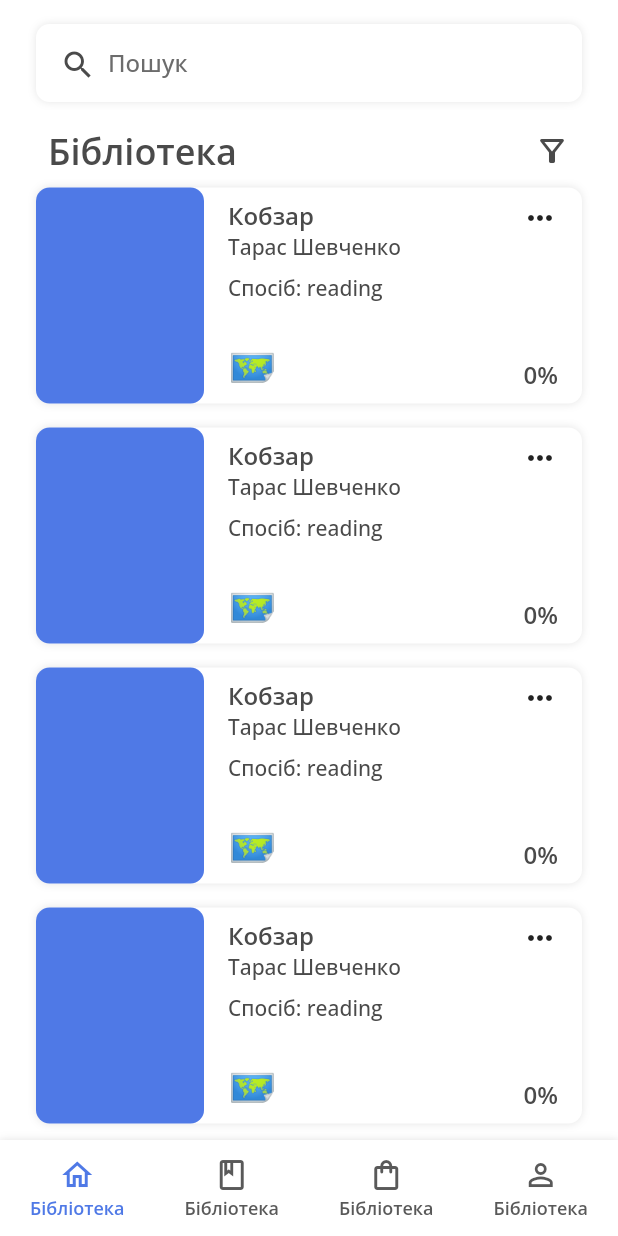
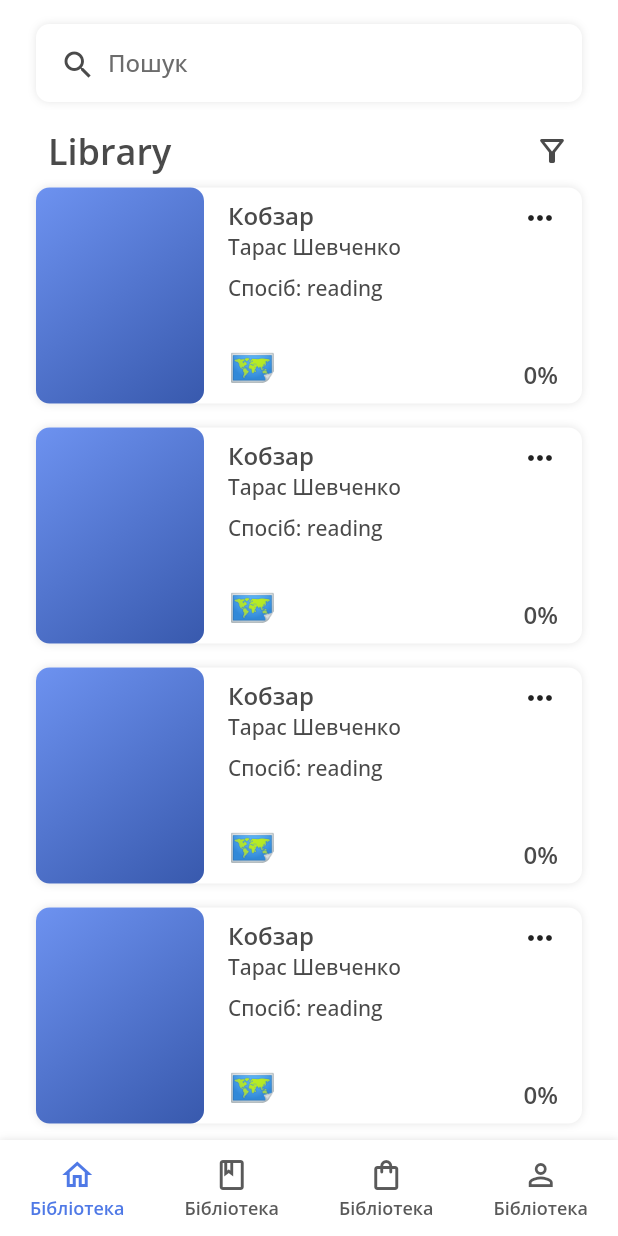
Before and after one commit to Misha737/lingoa, a Flutter app: the CorePage screen opened by its route, after a tap on the "keyboard control" icon, on a phone screen of 412 x 824 dp. Run offline on Flutter 3.47's test engine with Material 2 defaults, Android fonts, the phone set to English and light mode, and no system bars; our stand-ins replace adaptive_theme, auto_route, cloud_firestore, dartz, firebase_auth, firebase_core and 6 more; accounts and stored records are empty.

Commit message:
26.05.2022 Оновлення дизайну

```diff
--- a/lib/app/presentation/core/values/colors.dart
+++ b/lib/app/presentation/core/values/colors.dart
@@ -14,7 +14,7 @@ class ColorsLightTheme {
       const Color.fromARGB(100, 0, 0, 0).withOpacity(0.1);
   static final Color eclipse = Colors.black.withOpacity(0.6);
 
-  static RadialGradient gold = RadialGradient(
+  static final RadialGradient goldRadial = RadialGradient(
     center: Alignment.topLeft,
     colors: [
       // Colors.red,
@@ -24,4 +24,25 @@ class ColorsLightTheme {
     ],
     radius: 2.4,
   );
+  static final LinearGradient gold = LinearGradient(
+    begin: Alignment.topLeft,
+    end: Alignment.bottomRight,
+    stops: const [0.4, 0.8],
+    colors: [
+      // Colors.red,
+      const Color(0xFFFFEB85).withOpacity(0.8),
+      const Color(0xFFE7D46F).withOpacity(0.8),
+      // Colors.blue,
+    ],
+  );
+  static const LinearGradient blueGradient = LinearGradient(
+    begin: Alignment.topLeft,
+    end: Alignment.bottomRight,
+    colors: [
+      // Colors.red,
+      Color(0xFF6D92F0),
+      Color(0xFF3859AD),
+      // Colors.blue,
+    ],
+  );
 }
--- a/lib/app/presentation/core/values/dimensions.dart
+++ b/lib/app/presentation/core/values/dimensions.dart
@@ -17,6 +17,7 @@ class Dimensions {
   static const double miniBorderRadius = 6;
   static const double blurRadius = 4;
   static const double mainHorizontalPadding = 24;
+  static const double opacityText = 0.8;
   static final navigation = _Navigation();
   static final button = _Button();
   static final input = _Input();
@@ -48,6 +49,8 @@ class _Button {
   final double iconSize = 32;
   final double outlinedButtonHorizontal = 24;
   final double outlinedButtonVertical = 12;
+  final double diameterRound = 60;
+  final double iconSizeRound = 40;
 }
 
 class _Input {
--- a/lib/app/presentation/pages/core/home/home.dart
+++ b/lib/app/presentation/pages/core/home/home.dart
@@ -2,6 +2,8 @@ import 'package:flutter/material.dart';
 import 'package:lingoa/app/presentation/core/values/dimensions.dart';
 import 'package:lingoa/app/presentation/pages/core/home/widgets/library.dart';
 import 'package:lingoa/app/presentation/pages/core/widgets/search.dart';
+import 'package:lingoa/app/presentation/widgets/buttons/round_button.dart';
+import 'package:lingoa/generated/l10n.dart';
 
 class HomeBody extends StatelessWidget {
   const HomeBody({Key? key}) : super(key: key);
@@ -17,15 +19,19 @@ class HomeBody extends StatelessWidget {
         child: Center(
           child: Column(
             crossAxisAlignment: CrossAxisAlignment.center,
-            children: const [
-              SearchButton(),
+            children: [
+              const SearchButton(),
               LibraryCardsBook(
-                title: 'Бібліотека',
+                title: S().Library,
                 isNotPassed: true,
                 length: 5,
               ),
+              const SizedBox(height: Dimensions.d8),
+              RoundButton(
+                onTap: () {},
+              ),
               LibraryCardsBook(
-                title: 'Прочитано',
+                title: S().Read,
                 isNotPassed: false,
                 length: 2,
               ),
--- a/lib/app/presentation/pages/core/home/widgets/cards/card_book.dart
+++ b/lib/app/presentation/pages/core/home/widgets/cards/card_book.dart
@@ -37,7 +37,7 @@ class CardBook extends StatelessWidget {
                   height: MediaQuery.of(context).size.height,
                   width: Dimensions.cardBook.widthLeftContainer,
                   decoration: BoxDecoration(
-                    color: ColorsLightTheme.blue,
+                    gradient: ColorsLightTheme.blueGradient,
                     borderRadius:
                         BorderRadius.circular(Dimensions.borderRadius),
                   ),
@@ -49,7 +49,8 @@ class CardBook extends StatelessWidget {
                     child: Row(
                       mainAxisAlignment: MainAxisAlignment.spaceBetween,
                       children: [
-                        Column(
+                        Expanded(
+                          child: Column(
                             mainAxisAlignment: MainAxisAlignment.spaceBetween,
                             crossAxisAlignment: CrossAxisAlignment.start,
                             children: [
@@ -58,22 +59,27 @@ class CardBook extends StatelessWidget {
                                 children: [
                                   Text(
                                     book.name.getOrCrash(),
-                                  style: TextStyles.headline5
-                                      .copyWith(color: ColorsLightTheme.gray),
+                                    style: TextStyles.headline5.copyWith(
+                                      color: ColorsLightTheme.gray,
+                                    ),
                                   ),
                                   Text(
-                                  book.author
-                                      .fold(() => '', (a) => a.getOrCrash()),
-                                  style: TextStyles.headline6
-                                      .copyWith(color: ColorsLightTheme.gray),
+                                    book.author.fold(
+                                      () => '',
+                                      (a) => a.getOrCrash(),
+                                    ),
+                                    style: TextStyles.headline6.copyWith(
+                                      color: ColorsLightTheme.gray,
+                                    ),
                                   ),
                                   const SizedBox(
                                     height: Dimensions.d8,
                                   ),
                                   Text(
                                     'Спосіб: ${book.way.name}',
-                                  style: TextStyles.headline6
-                                      .copyWith(color: ColorsLightTheme.gray),
+                                    style: TextStyles.headline6.copyWith(
+                                      color: ColorsLightTheme.gray,
+                                    ),
                                   ),
                                 ],
                               ),
@@ -83,6 +89,8 @@ class CardBook extends StatelessWidget {
                               ),
                             ],
                           ),
+                        ),
+                        const SizedBox(width: Dimensions.d4),
                         Column(
                           mainAxisAlignment: MainAxisAlignment.spaceBetween,
                           crossAxisAlignment: CrossAxisAlignment.end,
--- a/lib/app/presentation/pages/core/home/widgets/cards/card_book_passed.dart
+++ b/lib/app/presentation/pages/core/home/widgets/cards/card_book_passed.dart
@@ -39,7 +39,7 @@ class CardBookPassed extends StatelessWidget {
                   height: MediaQuery.of(context).size.height,
                   width: Dimensions.cardBook.widthLeftContainer,
                   decoration: BoxDecoration(
-                    color: ColorsLightTheme.blue,
+                    gradient: ColorsLightTheme.blueGradient,
                     borderRadius:
                         BorderRadius.circular(Dimensions.borderRadius),
                   ),
@@ -58,13 +58,15 @@ class CardBookPassed extends StatelessWidget {
                             Text(
                               book.name.getOrCrash(),
                               style: TextStyles.headline5.copyWith(
-                                color: ColorsLightTheme.gray.withOpacity(0.8),
+                                color: ColorsLightTheme.gray
+                                    .withOpacity(Dimensions.opacityText),
                               ),
                             ),
                             Text(
                               book.author.fold(() => '', (a) => a.getOrCrash()),
                               style: TextStyles.headline6.copyWith(
-                                color: ColorsLightTheme.gray.withOpacity(0.8),
+                                color: ColorsLightTheme.gray
+                                    .withOpacity(Dimensions.opacityText),
                               ),
                             ),
                             const SizedBox(
@@ -73,7 +75,8 @@ class CardBookPassed extends StatelessWidget {
                             Text(
                               'Спосіб: ${book.way.name}',
                               style: TextStyles.headline6.copyWith(
-                                color: ColorsLightTheme.gray.withOpacity(0.8),
+                                color: ColorsLightTheme.gray
+                                    .withOpacity(Dimensions.opacityText),
                               ),
                             ),
                           ],
--- a/lib/app/presentation/pages/core/home/widgets/library.dart
+++ b/lib/app/presentation/pages/core/home/widgets/library.dart
@@ -38,10 +38,20 @@ class LibraryCardsBook extends StatelessWidget {
                     color: ColorsLightTheme.gray,
                   ),
                 ),
-                const Icon(
-                  Icons.filter_alt_outlined,
-                  color: ColorsLightTheme.gray,
-                ),
+                isNotPassed
+                    ? IconButton(
+                        onPressed: () {},
+                        constraints: BoxConstraints(
+                          maxHeight: MediaQuery.of(context).size.height,
+                          maxWidth: MediaQuery.of(context).size.width,
+                        ),
+                        padding: EdgeInsets.zero,
+                        icon: const Icon(
+                          Icons.filter_alt_outlined,
+                          color: ColorsLightTheme.gray,
+                        ),
+                      )
+                    : const SizedBox.shrink(),
               ],
             ),
           ),
@@ -50,17 +60,20 @@ class LibraryCardsBook extends StatelessWidget {
               length,
               (index) => isNotPassed
                   ? CardBook(
+                      // * Тут перевіряти і виводити помилки
                       book: BookBody.empty().copyWith(
                         name: Name('Кобзар'),
                         author: some(Name('Тарас Шевченко')),
                       ),
                     )
+                  // ? const CardBookError(isPassed: false)
                   : CardBookPassed(
                       book: BookBody.empty().copyWith(
                         name: Name('Пригоди на острові'),
                         author: some(Name('Пірат')),
                       ),
                     ),
+              // : const CardBookError(isPassed: true),
             ),
           )
         ],
--- /dev/null
+++ b/lib/app/presentation/widgets/buttons/round_button.dart
@@ -0,0 +1,34 @@
+import 'package:flutter/material.dart';
+import 'package:lingoa/app/presentation/core/values/colors.dart';
+import 'package:lingoa/app/presentation/core/values/dimensions.dart';
+
+class RoundButton extends StatelessWidget {
+  const RoundButton({
+    Key? key,
+    this.onTap,
+  }) : super(key: key);
+
+  final void Function()? onTap;
+
+  @override
+  Widget build(BuildContext context) {
+    return Ink(
+      decoration: Dimensions.boxDecoration.copyWith(
+        borderRadius: BorderRadius.circular(100),
+      ),
+      child: InkWell(
+        borderRadius: BorderRadius.circular(100),
+        onTap: onTap,
+        child: SizedBox(
+          height: Dimensions.button.diameterRound,
+          width: Dimensions.button.diameterRound,
+          child: Icon(
+            Icons.add_outlined,
+            color: ColorsLightTheme.gray,
+            size: Dimensions.button.iconSizeRound,
+          ),
+        ),
+      ),
+    );
+  }
+}
--- a/lib/l10n/intl_en.arb
+++ b/lib/l10n/intl_en.arb
@@ -40,5 +40,7 @@
   "OperationNotAllowed": "Operation not allowed",
   "YouHaveBeenDeniedAccess": "You have been denied access, see lingoa.com/info for details",
   "WeakPassword": "Weak password",
-  "WeCareAbout": "We care about your safety and do not want to be hacked"
+  "WeCareAbout": "We care about your safety and do not want to be hacked",
+  "Library": "Library",
+  "Read": "Read"
 }
```
Also changed, not shown: lib/app/presentation/pages/core/home/widgets/cards/card_book_error.dart (added, +102 -0 lines), lib/generated/intl/messages_en.dart, lib/generated/l10n.dart. Lines whose indentation alone changed are shown as unchanged.
